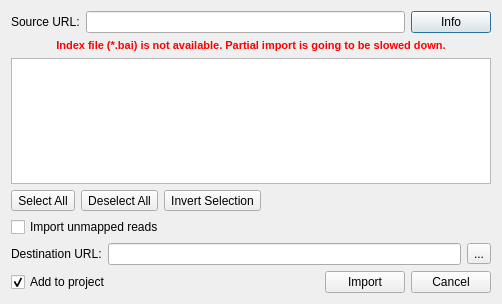
This is src/plugins/dbi_bam/src/ConvertToSQLiteDialog.ui in violethaze74/ugene as Qt 5 draws it before an edit. The edited form follows.
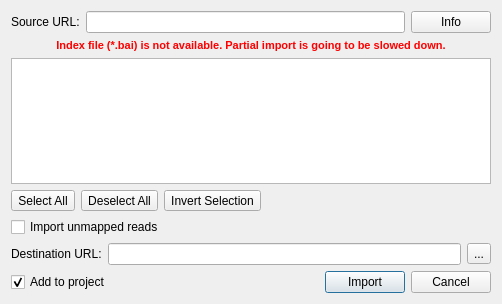
This is the edited form.

Diff of the .ui file:
```diff
--- a/src/plugins/dbi_bam/src/ConvertToSQLiteDialog.ui
+++ b/src/plugins/dbi_bam/src/ConvertToSQLiteDialog.ui
@@ -165,6 +165,12 @@
        <property name="checkable">
         <bool>false</bool>
        </property>
+       <property name="autoDefault">
+        <bool>false</bool>
+       </property>
+       <property name="default">
+        <bool>true</bool>
+       </property>
       </widget>
      </item>
      <item>
```
Left out of the diff: 3 changed lines with no effect on the pictures.
